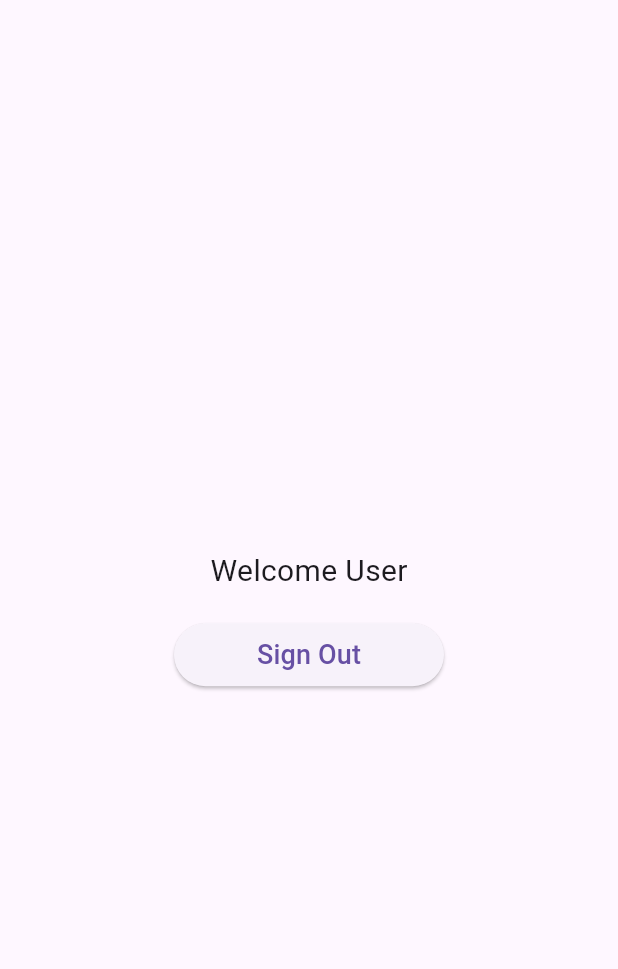
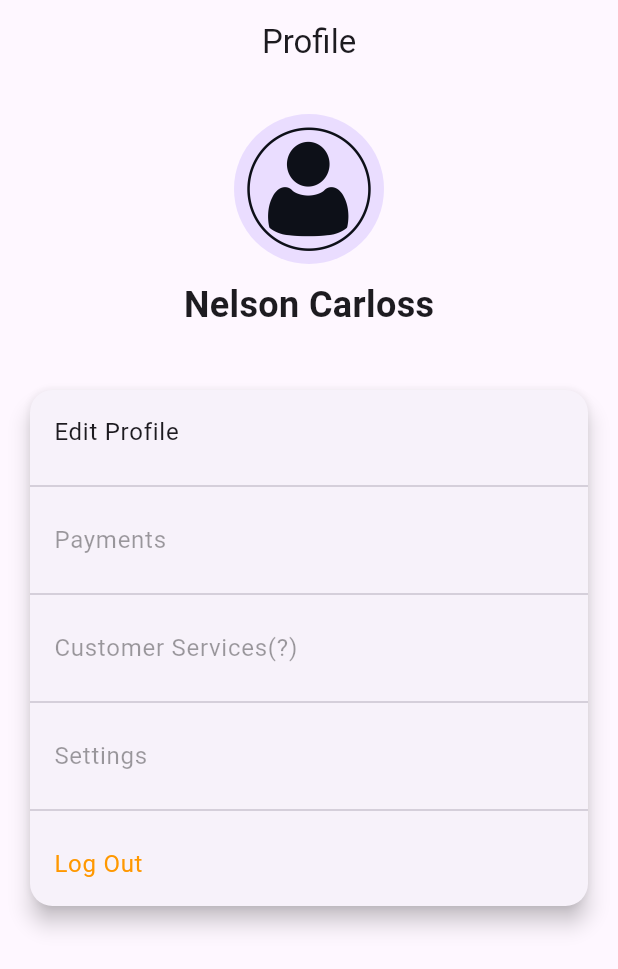
Before and after one commit to Ceee17/sdh-usai, a Flutter app: the AccountPage screen opened directly, on a phone screen of 412 x 824 dp. Shown: the top 969 px of the screen. Run offline on Flutter 3.47's test engine with Material 3 defaults, Android fonts, the phone set to English and light mode, and no system bars; our stand-ins replace firebase_auth, firebase_core, fluttertoast, get, google_sign_in; accounts and stored records are empty.

Commit message:
add accountpage views & editprofilepage views

```diff
--- a/lib/accountpage/account_page.dart
+++ b/lib/accountpage/account_page.dart
@@ -1,3 +1,4 @@
+import 'package:uas/accountpage/edit_profile_page.dart';
 import 'package:uas/auth/auth_service.dart';
 import 'package:uas/auth/login_page.dart';
 import 'package:uas/widgets/button.dart';
@@ -11,32 +12,128 @@ class AccountPage extends StatelessWidget {
   Widget build(BuildContext context) {
     final auth = AuthService();
     return Scaffold(
-      body: Align(
-        alignment: Alignment.center,
+      appBar: AppBar(
+        title: Text('Profile'),
+        centerTitle: true,
+        automaticallyImplyLeading: false,
+      ),
+      body: Center(
         child: Column(
-          mainAxisAlignment: MainAxisAlignment.center,
           children: [
-            const Text(
-              "Welcome User",
-              style: TextStyle(fontSize: 20, fontWeight: FontWeight.w400),
+            SizedBox(height: 20),
+            CircleAvatar(
+              radius: 50,
+              backgroundImage: AssetImage(
+                  'assets/avatar.png'), // Replace with your image asset
             ),
-            const SizedBox(height: 20),
-            CustomButton(
-              label: "Sign Out",
-              onPressed: () async {
-                await auth.signout();
-                // goToLogin(context); //boleh dihapus
-              },
-            )
+            SizedBox(height: 10),
+            Text(
+              'Nelson Carloss',
+              style: TextStyle(
+                fontSize: 24,
+                fontWeight: FontWeight.bold,
+              ),
+            ),
+            SizedBox(height: 40),
+            Card(
+              elevation: 6.0,
+              margin: EdgeInsets.symmetric(horizontal: 20),
+              shape: RoundedRectangleBorder(
+                borderRadius: BorderRadius.circular(15),
+              ),
+              child: Column(
+                children: [
+                  ListTile(
+                    title: Text('Edit Profile'),
+                    onTap: () {
+                      _navigateToEditProfilePage(context);
+                    },
+                  ),
+                  Divider(),
+                  ListTile(
+                    title: Text('Payments'),
+                    onTap: () {
+                      // Navigate to Payments screen
+                    },
+                    enabled: false,
+                  ),
+                  Divider(),
+                  ListTile(
+                    title: Text('Customer Services(?)'),
+                    onTap: () {
+                      // Navigate to Customer Services screen
+                    },
+                    enabled: false,
+                  ),
+                  Divider(),
+                  ListTile(
+                    title: Text('Settings'),
+                    onTap: () {
+                      // Navigate to Settings screen
+                    },
+                    enabled: false,
+                  ),
+                  Divider(),
+                  ListTile(
+                    title: Text(
+                      'Log Out',
+                      style: TextStyle(color: Colors.orange),
+                    ),
+                    onTap: () async {
+                      await auth.signout();
+                    },
+                  ),
+                ],
+              ),
+            ),
           ],
         ),
       ),
     );
   }
+}
 
-  // boleh dihapus
-  // goToLogin(BuildContext context) => Navigator.push(
-  //       context,
-  //       MaterialPageRoute(builder: (context) => const LoginPage()),
-  //     );
+void _navigateToEditProfilePage(BuildContext context) {
+  Navigator.push(
+    context,
+    MaterialPageRoute(builder: (context) => EditProfilePage()),
+  );
 }
+
+
+// class AccountPage extends StatelessWidget {
+//   const AccountPage({super.key});
+
+//   @override
+//   Widget build(BuildContext context) {
+//     final auth = AuthService();
+//     return Scaffold(
+//       body: Align(
+//         alignment: Alignment.center,
+//         child: Column(
+//           mainAxisAlignment: MainAxisAlignment.center,
+//           children: [
+//             const Text(
+//               "Welcome User",
+//               style: TextStyle(fontSize: 20, fontWeight: FontWeight.w400),
+//             ),
+//             const SizedBox(height: 20),
+//             CustomButton(
+//               label: "Sign Out",
+              // onPressed: () async {
+              //   await auth.signout();
+              //   // goToLogin(context); //boleh dihapus
+              // },
+//             )
+//           ],
+//         ),
+//       ),
+//     );
+//   }
+
+//   // boleh dihapus
+//   // goToLogin(BuildContext context) => Navigator.push(
+//   //       context,
+//   //       MaterialPageRoute(builder: (context) => const LoginPage()),
+//   //     );
+// }
```
Also changed, not shown: lib/accountpage/edit_profile_page.dart (added, +99 -0 lines), assets/avatar.png (added).
